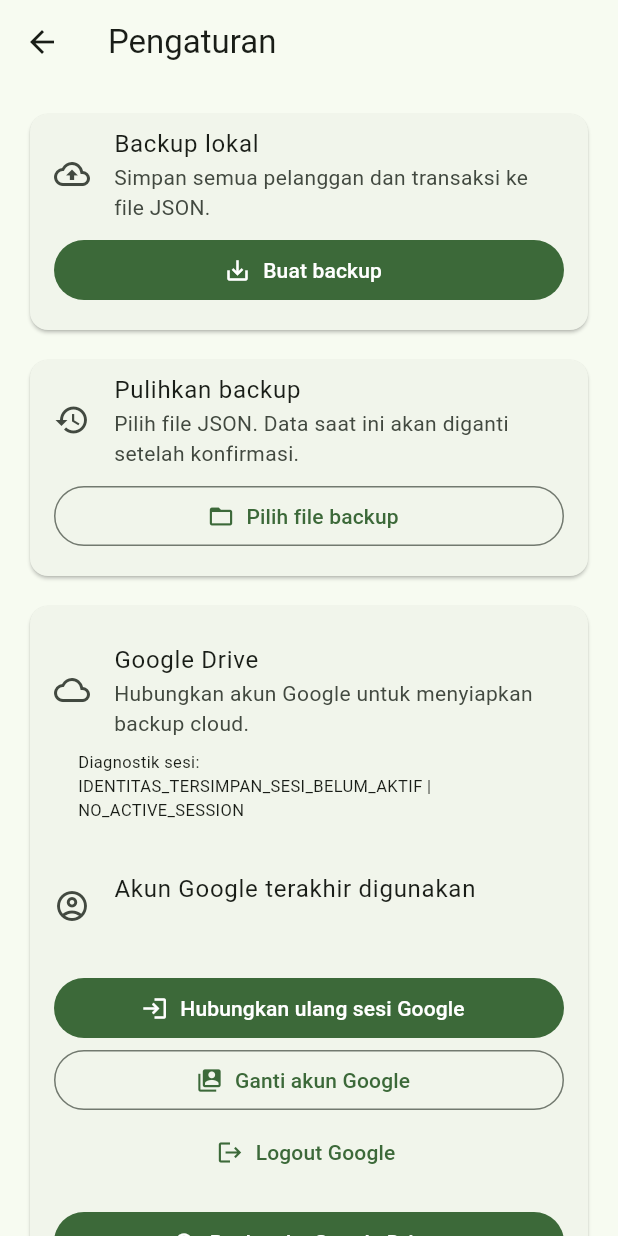
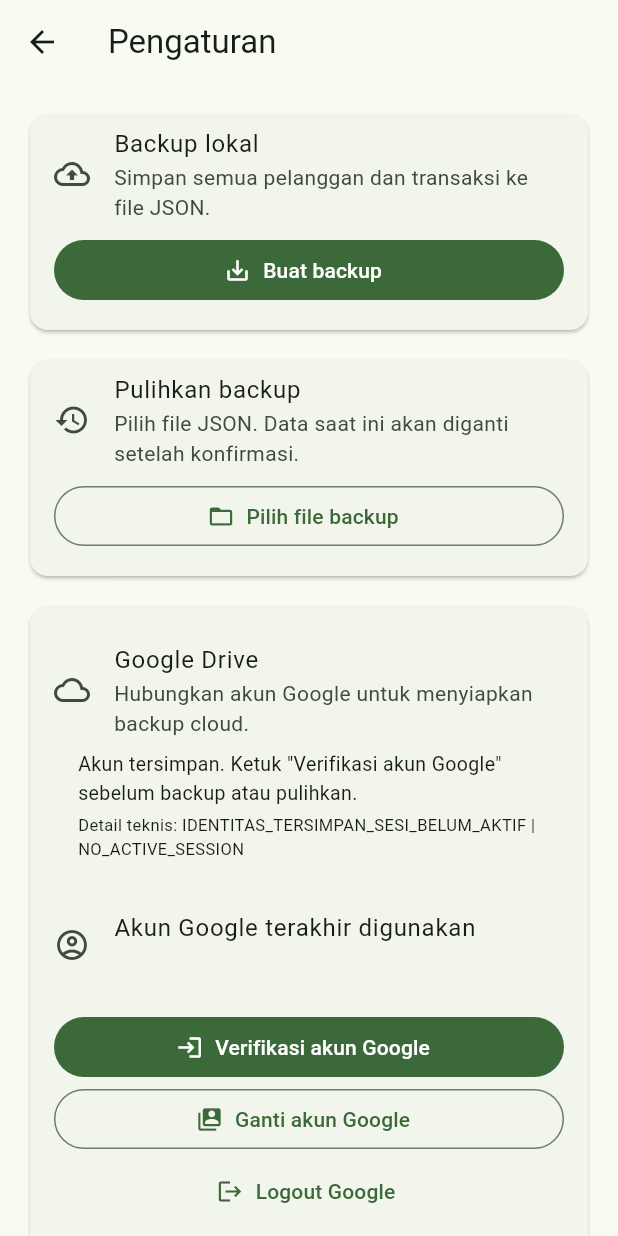
Before and after one commit to bralingmas7/buku, a Flutter app: the screen it shows after launch, after a tap on the "settings" icon, on a phone screen of 412 x 824 dp. Run offline on Flutter 3.47's test engine with Material 3 defaults, Android fonts, the phone set to English and light mode, and no system bars; our stand-ins replace file_picker, google_sign_in, shared_preferences, sqflite; missing offline and left inert: cryptography, extension_google_sign_in_as_googleapis_auth, googleapis; accounts and stored records are empty.

Commit message:
Rapikan alur Google Drive: verifikasi satu ketukan saat dibutuhkan

```diff
--- a/lib/main.dart
+++ b/lib/main.dart
@@ -1,19 +1,9 @@
 import 'package:flutter/material.dart';
 
 import 'screens/home_screen.dart';
-import 'services/google_drive_service.dart';
-
-Future<void> _restoreGoogleSession() async {
-  try {
-    await GoogleDriveService.instance.restoreAccount();
-  } catch (e) {
-    debugPrint('Pemulihan sesi Google saat startup gagal: $e');
-  }
-}
 
 void main() {
   WidgetsFlutterBinding.ensureInitialized();
-  _restoreGoogleSession();
   runApp(const BukuUtangApp());
 }
 
--- a/lib/screens/settings_screen.dart
+++ b/lib/screens/settings_screen.dart
@@ -555,9 +555,24 @@ class _SettingsScreenState extends State<SettingsScreen> {
                     padding: const EdgeInsets.fromLTRB(16, 0, 16, 12),
                     child: Align(
                       alignment: Alignment.centerLeft,
-                      child: Text(
-                        'Diagnostik sesi: $_googleRestoreStatus',
-                        style: const TextStyle(fontSize: 11),
+                      child: Column(
+                        crossAxisAlignment: CrossAxisAlignment.start,
+                        children: [
+                          Text(
+                            GoogleDriveService.instance.account != null
+                                ? 'Sesi Google aktif.'
+                                : _googleEmail != null
+                                    ? 'Akun tersimpan. Ketuk "Verifikasi akun Google" '
+                                        'sebelum backup atau pulihkan.'
+                                    : 'Belum terhubung ke Google Drive.',
+                            style: const TextStyle(fontSize: 13),
+                          ),
+                          const SizedBox(height: 4),
+                          Text(
+                            'Detail teknis: $_googleRestoreStatus',
+                            style: const TextStyle(fontSize: 11),
+                          ),
+                        ],
                       ),
                     ),
                   ),
@@ -576,7 +591,7 @@ class _SettingsScreenState extends State<SettingsScreen> {
                         child: FilledButton.icon(
                           onPressed: _busy ? null : _connectGoogle,
                           icon: const Icon(Icons.login),
-                          label: const Text('Hubungkan ulang sesi Google'),
+                          label: const Text('Verifikasi akun Google'),
                         ),
                       ),
                     ],
--- a/lib/services/google_drive_service.dart
+++ b/lib/services/google_drive_service.dart
@@ -81,25 +81,6 @@ class GoogleDriveService {
     if (_account != null) {
       _restoreDiagnostic = 'SESSION_ACTIVE';
       return _account;
-    }
-
-    // google_sign_in v7: initialize() tidak memulihkan login lama.
-    // Harus dipanggil attemptLightweightAuthentication() secara eksplisit.
-    try {
-      final attempt = _google.attemptLightweightAuthentication(
-        reportAllExceptions: true,
-      );
-      final restored = attempt == null ? null : await attempt;
-
-      if (restored != null) {
-        _setAccount(restored);
-        await _preferences.setString(_savedAccountEmailKey, restored.email);
-        _restoreDiagnostic = 'SESSION_RESTORED';
-        return restored;
-      }
-    } catch (e) {
-      _restoreDiagnostic = 'RESTORE_ERROR: $e';
-      return null;
     }
 
     _restoreDiagnostic = 'NO_ACTIVE_SESSION';
```
